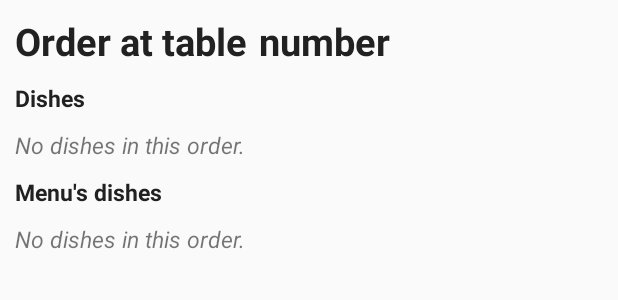
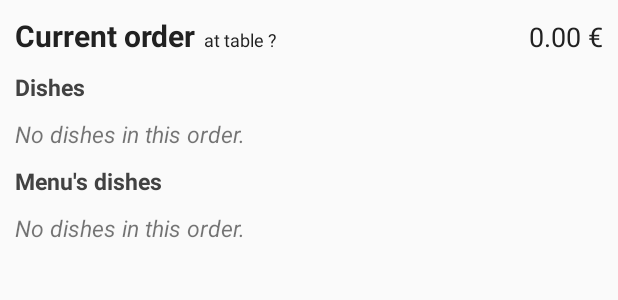
Before and after one commit to Wisebite/wisebite_android, an Android app: the layout current_order.xml on its own in the app's theme, with its tools: preview values and no code run, on a phone screen of 412 x 824 dp. Shown: the top 300 px of the screen. Run offline under Robolectric (Android 15) with nearby library versions, the light colour scheme and no system bars.

Commit message:
redefine design of current order view

```diff
--- a/app/src/main/java/dev/wisebite/wisebite/activity/MainActivity.java
+++ b/app/src/main/java/dev/wisebite/wisebite/activity/MainActivity.java
@@ -466,7 +466,10 @@ public class MainActivity extends BaseActivity
         fab.setVisibility(View.GONE);
 
         TextView currentTableNumber = (TextView) findViewById(R.id.current_table_number);
-        currentTableNumber.setText(String.valueOf(currentOrder.getTableNumber()));
+        currentTableNumber.setText(String.format("at table %s", String.valueOf(currentOrder.getTableNumber())));
+
+        TextView totalPrice = (TextView) findViewById(R.id.current_total_price);
+        totalPrice.setText(String.format("%s €", String.valueOf(orderService.getPriceOfOrder(currentOrder.getId()))));
 
         ArrayList<OrderItem> dishesOrderItems = orderService.getOnlyDishItemsOf(currentOrder);
         if (dishesOrderItems != null && !dishesOrderItems.isEmpty()) {
--- a/app/src/main/res/layout/current_order.xml
+++ b/app/src/main/res/layout/current_order.xml
@@ -26,22 +26,30 @@
                 <TextView
                     android:layout_width="wrap_content"
                     android:layout_height="wrap_content"
-                    android:text="@string/order_at"
+                    android:text="@string/current_order"
                     android:textColor="@color/colorPrimaryDark"
                     android:gravity="start"
-                    android:textSize="25sp"
+                    android:textSize="20sp"
                     android:textStyle="bold"/>
 
                 <TextView
                     android:id="@+id/current_table_number"
                     android:layout_width="wrap_content"
                     android:layout_height="wrap_content"
-                    android:text="@string/number"
-                    android:layout_marginStart="8dp"
+                    android:text="@string/title_table_number_order"
                     android:textColor="@color/colorPrimaryDark"
+                    android:layout_marginStart="5dp"
                     android:gravity="start"
-                    android:textSize="25sp"
-                    android:textStyle="bold"/>
+                    android:textSize="12sp"/>
+
+                <TextView
+                    android:id="@+id/current_total_price"
+                    android:layout_width="match_parent"
+                    android:layout_height="wrap_content"
+                    android:text="@string/price_test_zero"
+                    android:textColor="@color/colorPrimaryDark"
+                    android:gravity="end"
+                    android:textSize="18sp"/>
 
             </LinearLayout>
 
@@ -52,7 +60,7 @@
                 android:layout_height="wrap_content"
                 android:layout_marginBottom="10sp"
                 android:text="@string/dish_title"
-                android:textColor="@color/colorPrimaryDark"
+                android:textColor="@color/colorPrimary"
                 android:gravity="start"
                 android:textSize="15sp"
                 android:textStyle="bold"/>
@@ -82,7 +90,7 @@
                 android:layout_marginTop="10sp"
                 android:layout_marginBottom="10sp"
                 android:text="@string/menu_dish_title"
-                android:textColor="@color/colorPrimaryDark"
+                android:textColor="@color/colorPrimary"
                 android:gravity="start"
                 android:textSize="15sp"
                 android:textStyle="bold"/>
```
